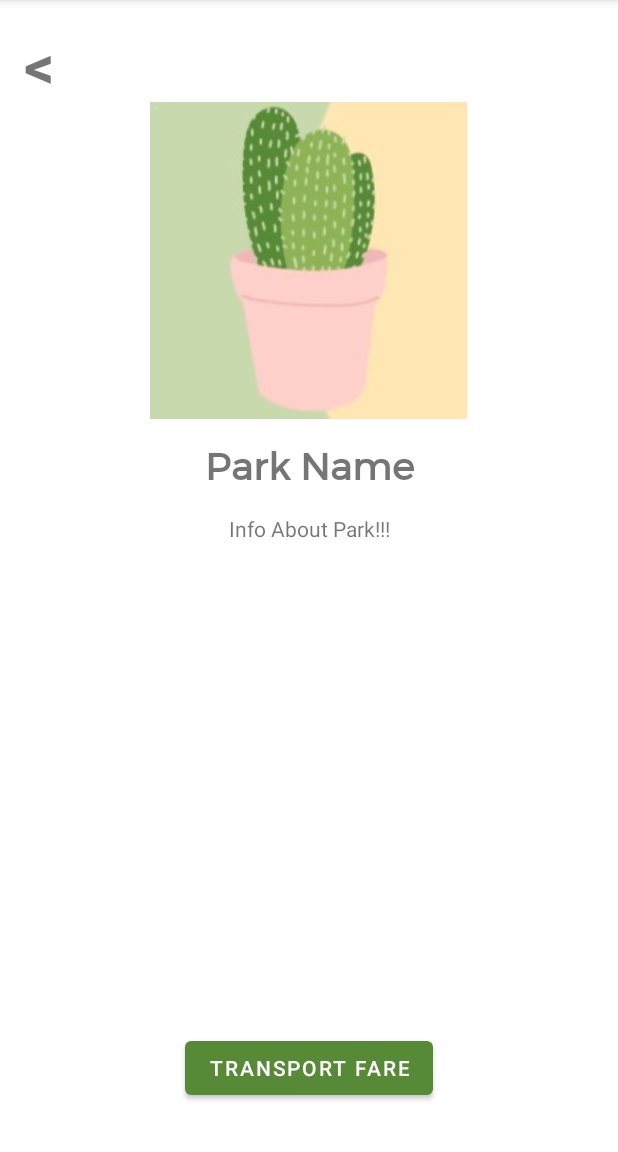
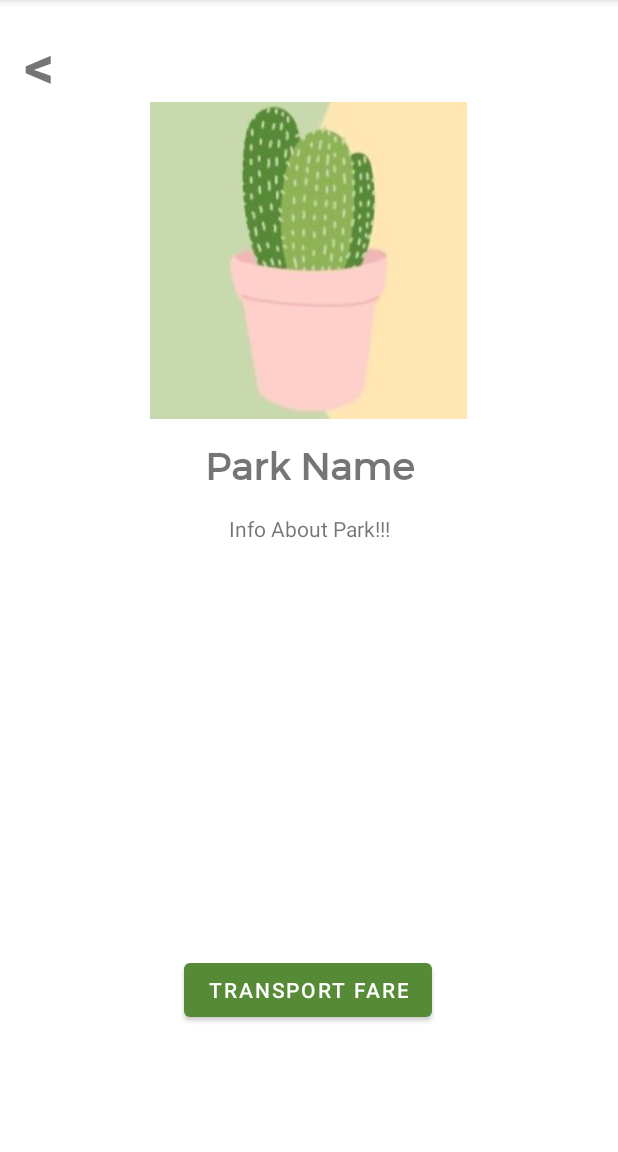
Before and after one commit to PulavarthiShravya/MAD_Team05_P03_ASG, an Android app: the ViewPark screen opened directly, with no data from a screen before it, on a phone screen of 412 x 824 dp, the part 84-1236 px from its top. Run offline under Robolectric (Android 15) with nearby library versions, the phone set to English and light mode, and no system bars; our stand-ins replace Volley; network calls fail; 3 statements that could not run were skipped.

Commit message:
updated xml shravya & tricia

```diff
--- a/app/src/main/res/layout/activity_view_park.xml
+++ b/app/src/main/res/layout/activity_view_park.xml
@@ -34,11 +34,12 @@
         android:id="@+id/transportButton"
         android:layout_width="wrap_content"
         android:layout_height="wrap_content"
-        android:layout_marginBottom="32dp"
+        android:layout_marginBottom="84dp"
+        android:onClick="browser1"
         android:text="Transport Fare"
-        android:onClick="browser1"
         app:layout_constraintBottom_toBottomOf="parent"
         app:layout_constraintEnd_toEndOf="parent"
+        app:layout_constraintHorizontal_bias="0.497"
         app:layout_constraintStart_toStartOf="parent" />
 
     <TextView
```
